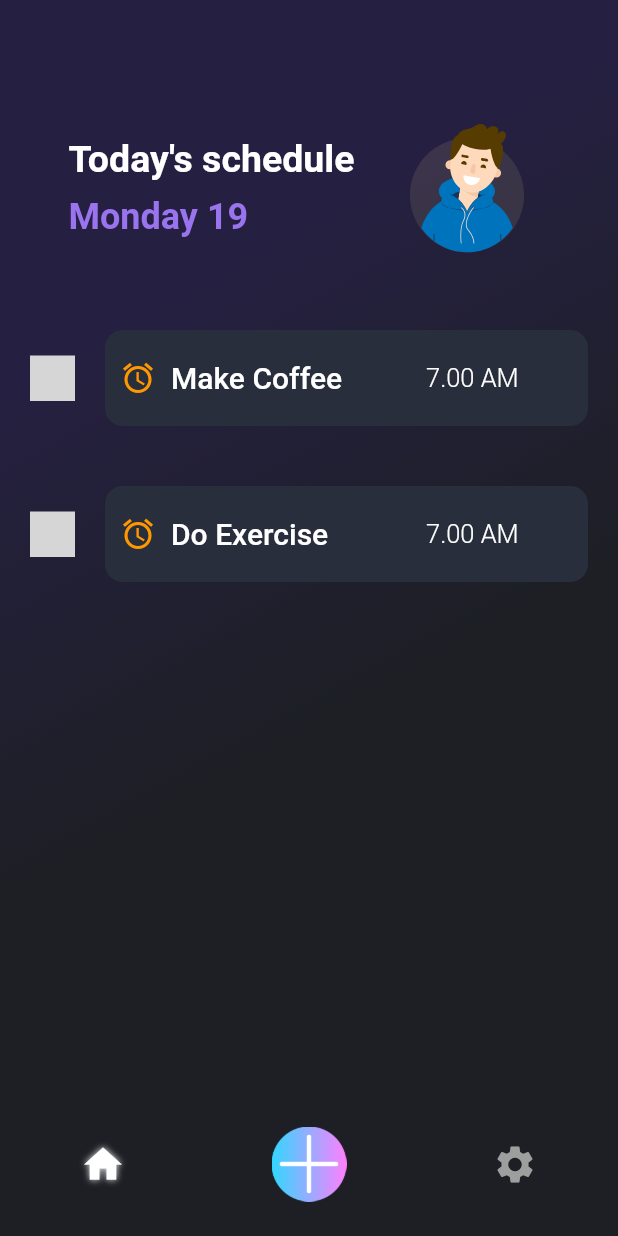
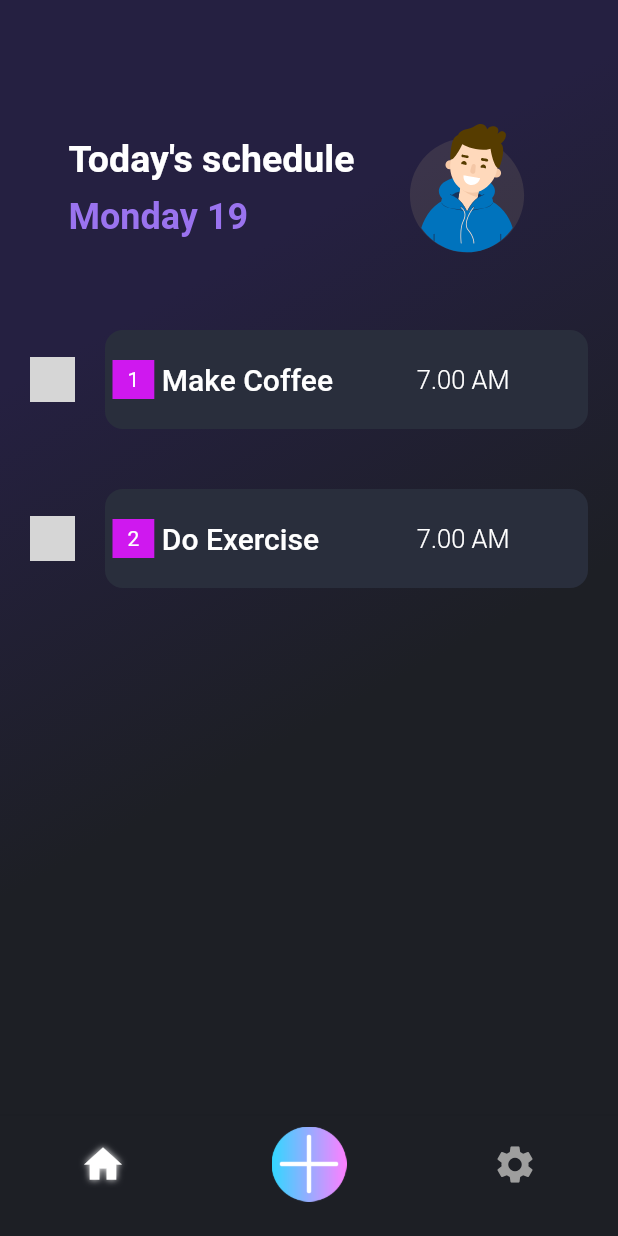
Before and after one commit to kishore-klassy/todoAPP, a Flutter app: the screen it shows after launch, after a tap on "Continue without signing in", on a phone screen of 412 x 824 dp. Run offline on Flutter 3.47's test engine with Material 2 defaults, Android fonts, the phone set to English and light mode, and no system bars; drawn by our look-alikes of flutter_slidable; our stand-ins replace google_fonts, hive, hive_flutter, lottie; missing offline and left inert: msh_checkbox; accounts and stored records are empty; Roboto replaces fonts that are missing (Preahvihear); grey boxes are pictures that could not be loaded.

Commit message:
added the index of each todo

```diff
--- a/lib/components/todo_tile.dart
+++ b/lib/components/todo_tile.dart
@@ -7,6 +7,7 @@ import 'package:msh_checkbox/msh_checkbox.dart';
 class TodoTile extends StatefulWidget {
   final String taskName;
   bool taskCompleted;
+  final int currentIndex;
   void Function(bool) onChanged;
   Function(BuildContext)? deleteFunction;
   Function(String)? editFunction;
@@ -17,7 +18,7 @@ class TodoTile extends StatefulWidget {
     required this.taskCompleted,
     required this.onChanged,
     required this.deleteFunction,
-    required this.editFunction,
+    required this.editFunction, required this.currentIndex,
   });
 
   @override
@@ -126,11 +127,10 @@ class _TodoTileState extends State<TodoTile> {
                 child: Row(
                   children: [
                     Container(
-                      padding: const EdgeInsets.symmetric(horizontal: 10),
-                      child: const Icon(
-                        Icons.access_alarms_outlined,
-                        color: Colors.orange,
-                      ),
+                      decoration: BoxDecoration(color: const Color.fromARGB(255, 207, 24, 239)),
+                      margin: EdgeInsets.symmetric(horizontal:5),
+                      padding: const EdgeInsets.symmetric(horizontal: 10,vertical: 5),
+                      child: Text((widget.currentIndex+1).toString(),style: TextStyle(color: Colors.white),),
                     ),
                     Row(
                       mainAxisAlignment: MainAxisAlignment.spaceBetween,
--- a/lib/pages/homepage.dart
+++ b/lib/pages/homepage.dart
@@ -108,7 +108,7 @@ int _currentIndex = 0;
   @override
   void initState() {
     // if this is the 1st time ever opening the app, then create default data
-    if (widget.box!.get("TODOLIST") == null) {
+    if (widget.box?.get("TODOLIST") == null) {
       db.createInitialData();
     } else {
       // there already exists data
@@ -281,6 +281,7 @@ int _currentIndex = 0;
                             itemCount: db.todoList.length,
                             itemBuilder: (context, index) {
                               return TodoTile(
+                                currentIndex: index,
                                 taskName: db.todoList[index][0],
                                 taskCompleted: db.todoList[index][1],
                                 onChanged: (value) =>
```
